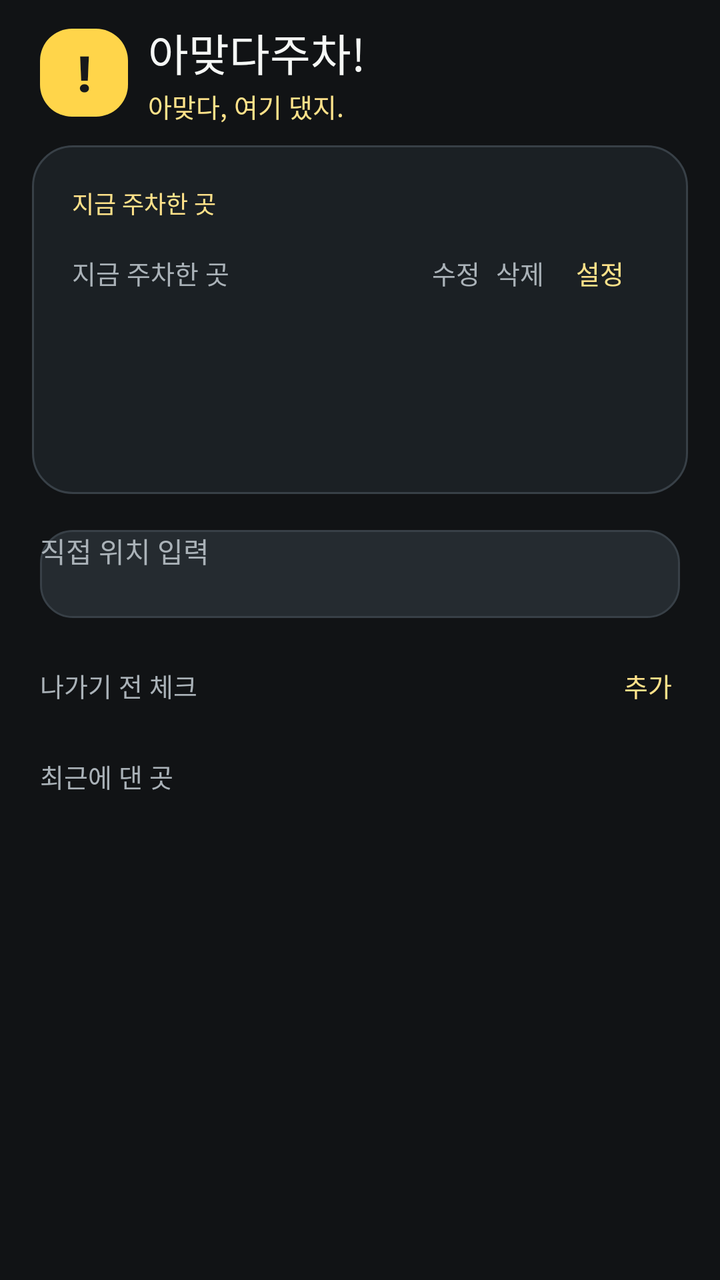
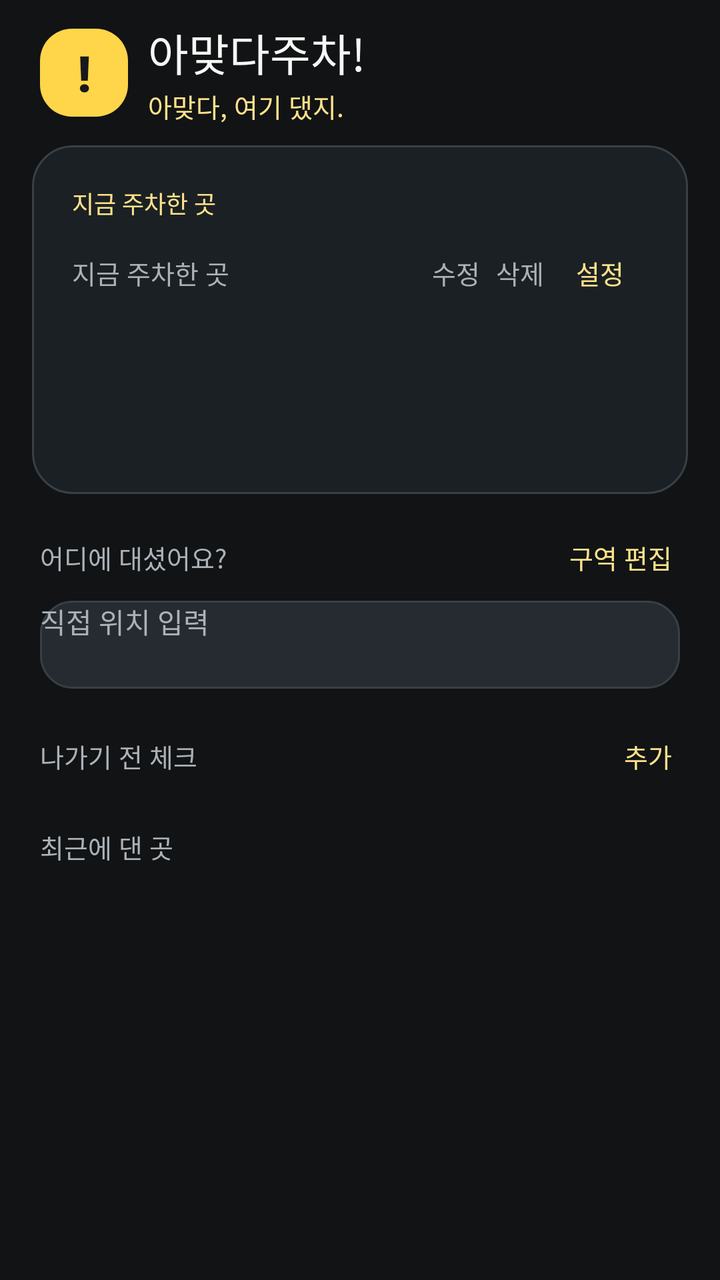

Two renders of the same Android screen: before a commit and after it. Below are the layout's source before the change and the commit's diff.
<!-- AndroidManifest.xml: application theme AppTheme -->
<!-- res/layout/activity_main.xml -->
<?xml version="1.0" encoding="utf-8"?>
<ScrollView xmlns:android="http://schemas.android.com/apk/res/android"
    android:id="@+id/root"
    android:layout_width="match_parent"
    android:layout_height="match_parent"
    android:fillViewport="true"
    android:scrollbars="none">

    <LinearLayout
        android:layout_width="match_parent"
        android:layout_height="wrap_content"
        android:orientation="vertical"
        android:paddingLeft="16dp"
        android:paddingTop="10dp"
        android:paddingRight="16dp"
        android:paddingBottom="12dp">

        <LinearLayout
            android:layout_width="match_parent"
            android:layout_height="wrap_content"
            android:layout_marginLeft="4dp"
            android:layout_marginRight="4dp"
            android:layout_marginBottom="10dp"
            android:gravity="center_vertical"
            android:orientation="horizontal">

            <TextView
                android:layout_width="44dp"
                android:layout_height="44dp"
                android:background="@drawable/bg_brand_badge"
                android:contentDescription="@null"
                android:fontFamily="sans-serif-black"
                android:gravity="center"
                android:text="!"
                android:textColor="@color/on_accent"
                android:textSize="25sp" />

            <LinearLayout
                android:layout_width="0dp"
                android:layout_height="wrap_content"
                android:layout_marginLeft="10dp"
                android:layout_weight="1"
                android:orientation="vertical">

                <TextView
                    android:layout_width="wrap_content"
                    android:layout_height="wrap_content"
                    android:fontFamily="sans-serif-medium"
                    android:text="@string/app_name"
                    android:textColor="@color/text"
                    android:textSize="22sp" />

                <TextView
                    android:layout_width="wrap_content"
                    android:layout_height="wrap_content"
                    android:layout_marginTop="1dp"
                    android:fontFamily="sans-serif"
                    android:text="@string/brand_tagline"
                    android:textColor="@color/accent_text"
                    android:textSize="13sp" />
            </LinearLayout>
        </LinearLayout>

        <LinearLayout
            android:id="@+id/statusCard"
            android:layout_width="match_parent"
            android:layout_height="wrap_content"
            android:background="@drawable/bg_card"
            android:orientation="vertical"
            android:padding="20dp">

            <TextView
                android:layout_width="wrap_content"
                android:layout_height="wrap_content"
                android:fontFamily="sans-serif-medium"
                android:text="@string/current_label"
                android:textColor="@color/accent_text"
                android:textSize="12sp" />

            <LinearLayout
                android:layout_width="match_parent"
                android:layout_height="wrap_content"
                android:layout_marginTop="2dp"
                android:gravity="center_vertical"
                android:orientation="horizontal">

                <Button
                    android:id="@+id/btnProfile"
                    android:layout_width="0dp"
                    android:layout_height="48dp"
                    android:layout_weight="1"
                    android:minWidth="0dp"
                    android:background="?android:attr/selectableItemBackgroundBorderless"
                    android:gravity="center_vertical|start"
                    android:fontFamily="sans-serif"
                    android:ellipsize="end"
                    android:text="@string/current_label"
                    android:textAllCaps="false"
                    android:textColor="@color/subtext"
                    android:textSize="13sp"
                    android:singleLine="true" />

                <TextView
                    android:id="@+id/btnEdit"
                    android:layout_width="wrap_content"
                    android:layout_height="wrap_content"
                    android:fontFamily="sans-serif"
                    android:padding="4dp"
                    android:text="@string/edit"
                    android:textColor="@color/subtext"
                    android:textSize="13sp" />

                <TextView
                    android:id="@+id/btnDelete"
                    android:layout_width="wrap_content"
                    android:layout_height="wrap_content"
                    android:fontFamily="sans-serif"
                    android:padding="4dp"
                    android:text="@string/delete"
                    android:textColor="@color/subtext"
                    android:textSize="13sp" />

                <Button
                    android:id="@+id/btnSettings"
                    android:layout_width="wrap_content"
                    android:layout_height="48dp"
                    android:minWidth="48dp"
                    android:background="?android:attr/selectableItemBackgroundBorderless"
                    android:gravity="center"
                    android:fontFamily="sans-serif"
                    android:paddingLeft="8dp"
                    android:paddingRight="8dp"
                    android:stateListAnimator="@null"
                    android:text="@string/settings"
                    android:textAllCaps="false"
                    android:textColor="@color/accent_text"
                    android:textSize="13sp" />
            </LinearLayout>

            <TextView
                android:id="@+id/statusZone"
                android:layout_width="wrap_content"
                android:layout_height="wrap_content"
                android:layout_marginTop="4dp"
                android:fontFamily="sans-serif-medium"
                android:textColor="@color/accent_text"
                android:textSize="32sp" />

            <TextView
                android:id="@+id/statusTime"
                android:layout_width="wrap_content"
                android:layout_height="wrap_content"
                android:layout_marginTop="2dp"
                android:fontFamily="sans-serif"
                android:textColor="@color/subtext"
                android:textSize="13sp" />

            <TextView
                android:id="@+id/statusMeta"
                android:layout_width="match_parent"
                android:layout_height="wrap_content"
                android:layout_marginTop="4dp"
                android:ellipsize="end"
                android:fontFamily="sans-serif"
                android:maxLines="2"
                android:textColor="@color/subtext"
                android:textSize="13sp"
                android:visibility="gone" />

            <Button
                android:id="@+id/btnTimer"
                android:layout_width="wrap_content"
                android:layout_height="40dp"
                android:layout_marginTop="8dp"
                android:background="@drawable/bg_button"
                android:fontFamily="sans-serif"
                android:paddingLeft="12dp"
                android:paddingRight="12dp"
                android:stateListAnimator="@null"
                android:text="@string/parking_timer"
                android:textAllCaps="false"
                android:textColor="@color/subtext"
                android:textSize="13sp"
                android:visibility="gone" />
        </LinearLayout>

        <LinearLayout
            android:id="@+id/grid"
            android:layout_width="match_parent"
            android:layout_height="wrap_content"
            android:layout_marginTop="12dp"
            android:orientation="vertical" />

        <LinearLayout
            android:id="@+id/etcGrid"
            android:layout_width="match_parent"
            android:layout_height="wrap_content"
            android:layout_marginTop="2dp"
            android:orientation="vertical" />

        <Button
            android:id="@+id/btnCustom"
            android:layout_width="match_parent"
            android:layout_height="44dp"
            android:layout_marginLeft="4dp"
            android:layout_marginRight="4dp"
            android:layout_marginTop="4dp"
            android:background="@drawable/bg_button"
            android:fontFamily="sans-serif"
            android:stateListAnimator="@null"
            android:text="@string/custom_input"
            android:textAllCaps="false"
            android:textColor="@color/subtext"
            android:textSize="14sp" />

        <LinearLayout
            android:layout_width="match_parent"
            android:layout_height="wrap_content"
            android:layout_marginLeft="4dp"
            android:layout_marginRight="4dp"
            android:layout_marginTop="20dp"
            android:orientation="horizontal">

            <TextView
                android:layout_width="0dp"
                android:layout_height="wrap_content"
                android:layout_weight="1"
                android:fontFamily="sans-serif"
                android:text="@string/habit_title"
                android:textColor="@color/subtext"
                android:textSize="13sp" />

            <TextView
                android:id="@+id/btnAddHabit"
                android:layout_width="wrap_content"
                android:layout_height="wrap_content"
                android:fontFamily="sans-serif"
                android:padding="4dp"
                android:text="@string/add"
                android:textColor="@color/accent_text"
                android:textSize="13sp" />
        </LinearLayout>

        <LinearLayout
            android:id="@+id/habitList"
            android:layout_width="match_parent"
            android:layout_height="wrap_content"
            android:layout_marginTop="2dp"
            android:orientation="vertical" />

        <TextView
            android:layout_width="wrap_content"
            android:layout_height="wrap_content"
            android:layout_marginLeft="4dp"
            android:layout_marginTop="20dp"
            android:fontFamily="sans-serif"
            android:text="@string/history_title"
            android:textColor="@color/subtext"
            android:textSize="13sp" />

        <LinearLayout
            android:id="@+id/historyList"
            android:layout_width="match_parent"
            android:layout_height="wrap_content"
            android:layout_marginTop="2dp"
            android:orientation="vertical" />
    </LinearLayout>
</ScrollView>
<!-- resources referenced by this layout -->
<resources>
  <color name="accent_text">#FFE28A</color>
  <color name="on_accent">#17191B</color>
  <color name="subtext">#AAB2B8</color>
  <color name="text">#F5F7F5</color>
  <!-- drawable bg_brand_badge (drawable) -->
  <?xml version="1.0" encoding="utf-8"?>
  <shape xmlns:android="http://schemas.android.com/apk/res/android">
      <solid android:color="@color/accent" />
      <corners android:radius="16dp" />
  </shape>
  <!-- drawable bg_button (drawable) -->
  <?xml version="1.0" encoding="utf-8"?>
  <ripple xmlns:android="http://schemas.android.com/apk/res/android"
      android:color="#33FFD54A">
      <item>
          <shape>
              <solid android:color="@color/button" />
              <stroke android:width="1dp" android:color="@color/outline" />
              <corners android:radius="16dp" />
          </shape>
      </item>
  </ripple>
  <!-- drawable bg_card (drawable) -->
  <?xml version="1.0" encoding="utf-8"?>
  <shape xmlns:android="http://schemas.android.com/apk/res/android">
      <solid android:color="@color/card" />
      <stroke android:width="1dp" android:color="@color/outline" />
      <corners android:radius="20dp" />
  </shape>
  <string name="add">추가</string>
  <string name="app_name">아맞다주차!</string>
  <string name="brand_tagline">아맞다, 여기 댔지.</string>
  <string name="current_label">지금 주차한 곳</string>
  <string name="custom_input">직접 위치 입력</string>
  <string name="delete">삭제</string>
  <string name="edit">수정</string>
  <string name="habit_title">나가기 전 체크</string>
  <string name="history_title">최근에 댄 곳</string>
  <string name="parking_timer">출차 시간 알림</string>
  <string name="settings">설정</string>
  <style name="AppTheme" parent="@android:style/Theme.DeviceDefault.NoActionBar">
          <item name="android:windowBackground">@color/bg</item>
          <item name="android:statusBarColor">@color/bg</item>
          <item name="android:navigationBarColor">@color/bg</item>
          <item name="android:windowLightStatusBar">false</item>
          <item name="android:colorAccent">@color/accent</item>
      </style>
  <color name="accent">#FFD54A</color>
  <color name="button">#252B30</color>
  <color name="outline">#384047</color>
  <color name="card">#1B2024</color>
  <color name="bg">#111315</color>
</resources>

<!-- the commit's change to res/layout/activity_main.xml (unified diff, before → after) -->
@@ -185,10 +185,39 @@
         </LinearLayout>
 
         <LinearLayout
+            android:layout_width="match_parent"
+            android:layout_height="wrap_content"
+            android:layout_marginLeft="4dp"
+            android:layout_marginRight="4dp"
+            android:layout_marginTop="18dp"
+            android:gravity="center_vertical"
+            android:orientation="horizontal">
+
+            <TextView
+                android:layout_width="0dp"
+                android:layout_height="wrap_content"
+                android:layout_weight="1"
+                android:fontFamily="sans-serif"
+                android:text="@string/zone_prompt"
+                android:textColor="@color/subtext"
+                android:textSize="13sp" />
+
+            <TextView
+                android:id="@+id/btnEditZones"
+                android:layout_width="wrap_content"
+                android:layout_height="wrap_content"
+                android:fontFamily="sans-serif"
+                android:padding="4dp"
+                android:text="@string/zone_edit"
+                android:textColor="@color/accent_text"
+                android:textSize="13sp" />
+        </LinearLayout>
+
+        <LinearLayout
             android:id="@+id/grid"
             android:layout_width="match_parent"
             android:layout_height="wrap_content"
-            android:layout_marginTop="12dp"
+            android:layout_marginTop="2dp"
             android:orientation="vertical" />
 
         <LinearLayout
<!-- resource entries referenced after the edit -->
@@ -40,6 +40,8 @@
   <string name="history_title">최근에 댄 곳</string>
   <string name="parking_timer">출차 시간 알림</string>
   <string name="settings">설정</string>
+  <string name="zone_edit">구역 편집</string>
+  <string name="zone_prompt">어디에 대셨어요?</string>
   <style name="AppTheme" parent="@android:style/Theme.DeviceDefault.NoActionBar">
           <item name="android:windowBackground">@color/bg</item>
           <item name="android:statusBarColor">@color/bg</item>
